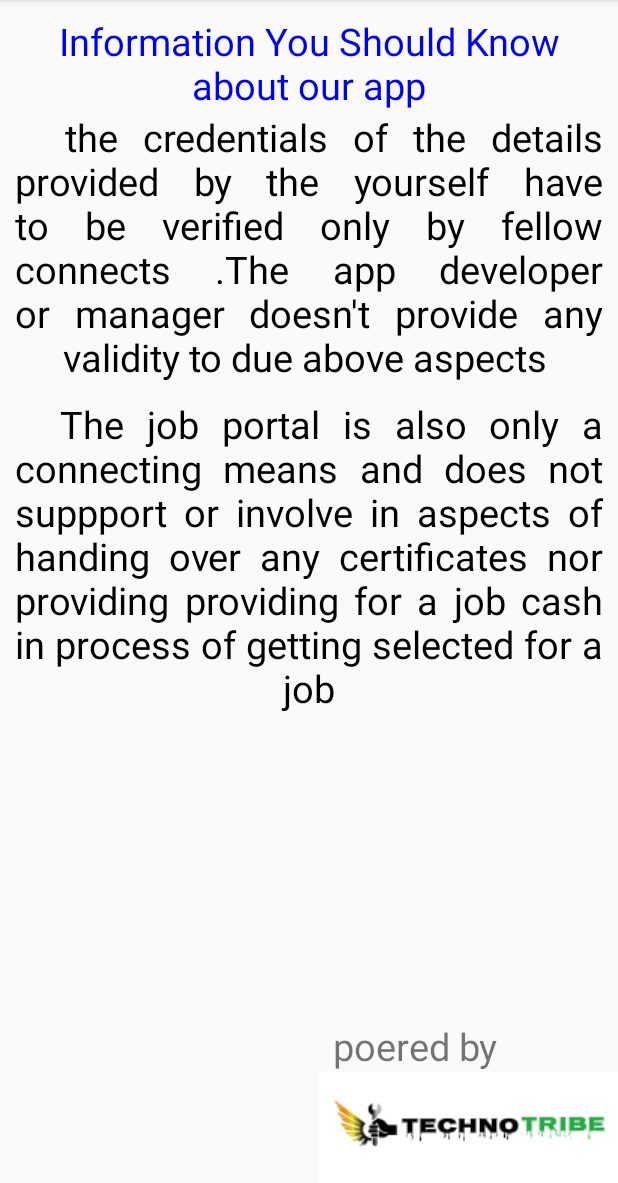
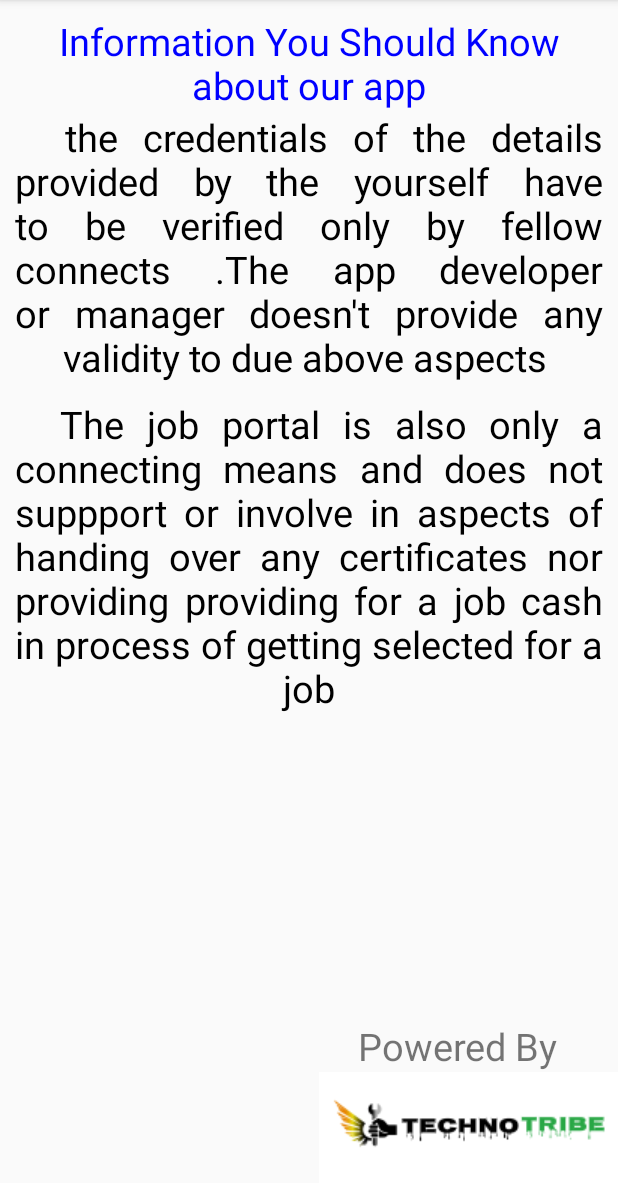
Before and after one commit to ACselvan/acselvan1, an Android app: the About screen opened directly, with no data from a screen before it, on a phone screen of 412 x 824 dp, the part 53-1236 px from its top. Run offline under Robolectric (Android 15) with nearby library versions, the phone set to English and light mode, and no system bars.

Commit message:
28/06/2020 evening

```diff
--- a/app/src/main/res/layout/activity_about.xml
+++ b/app/src/main/res/layout/activity_about.xml
@@ -61,10 +61,10 @@
         <TextView
             android:layout_width="wrap_content"
             android:layout_height="wrap_content"
-            android:text="poered by"
+            android:text="Powered By"
             android:textSize="25sp"
 
-            android:layout_marginRight="80dp"
+            android:layout_marginRight="40dp"
             android:layout_gravity="end"/>
     <ImageView
         android:layout_width="wrap_content"
```
